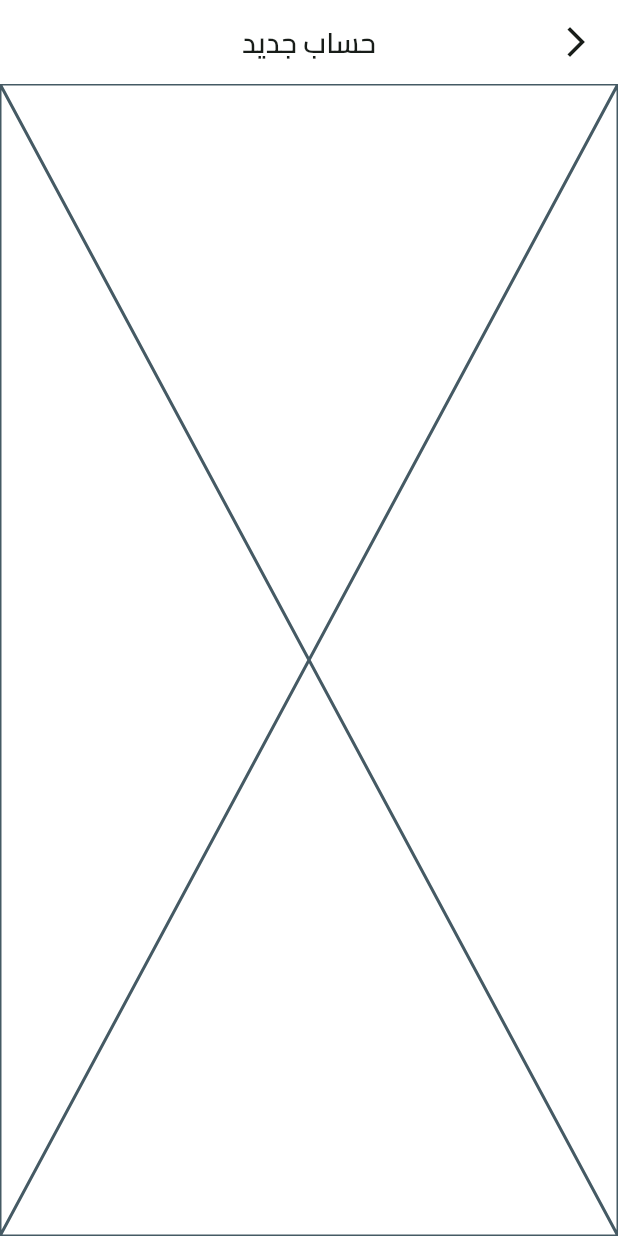
After one commit to AmrElzohairy/fruitsHub, a Flutter app: the SignUpView screen opened by its route, on a phone screen of 412 x 824 dp. The commit adds this screen. Run offline on Flutter 3.47's test engine with Material 3 defaults, Android fonts, the phone set to English and light mode, and no system bars; our stand-ins replace dots_indicator, flutter_svg, shared_preferences; accounts and stored records are empty.

Commit message:
Add SignUpView and update AppBar to accept dynamic titles
- Added `SignUpView` with its route and basic structure.
- Updated `buildAppBar` to accept a dynamic title parameter.
- Modified `LoginView` to use the updated `buildAppBar` with the title 'تسجيل دخول'.
- Updated `DontHaveAnAccountWidget` to navigate to `SignUpView` when tapped.
- Added `SignUpViewBody` with a placeholder for future implementation.

```diff
--- a/lib/core/helper_functions/on_generate_route.dart
+++ b/lib/core/helper_functions/on_generate_route.dart
@@ -2,12 +2,15 @@ import 'package:flutter/material.dart';
 import 'package:fruits/features/onBoarding/presentation/onboarding_view.dart';
 
 import '../../features/auth/presentation/ui/login_view.dart';
+import '../../features/auth/presentation/ui/sign_up_view.dart';
 import '../../features/splash/presentation/ui/splash_view.dart';
 
 Route<dynamic> onGenerateRoute(RouteSettings settings) {
   switch (settings.name) {
     case SplashView.routeName:
       return MaterialPageRoute(builder: (context) => const SplashView());
+      case SignUpView.routeName:
+      return MaterialPageRoute(builder: (context) => const SignUpView());
     case OnBoardingView.routeName:
       return MaterialPageRoute(builder: (context) => const OnBoardingView());
     case LoginView.routeName:
--- a/lib/core/widgets/custom_app_bar.dart
+++ b/lib/core/widgets/custom_app_bar.dart
@@ -1,7 +1,7 @@
 import 'package:flutter/material.dart';
 import 'package:fruits/core/utils/app_text_styles.dart';
 
-AppBar buildAppBar(BuildContext context) {
+AppBar buildAppBar(BuildContext context, String title) {
   return AppBar(
     centerTitle: true,
     backgroundColor: Colors.white,
@@ -10,8 +10,8 @@ AppBar buildAppBar(BuildContext context) {
           Navigator.pop(context);
         },
         child: const Icon(Icons.arrow_back_ios_new)),
-      title: const Text(
-        'تسجيل دخول',
+    title: Text(
+      title,
       style: TextStyles.bold19,
     ),
   );
--- a/lib/features/auth/presentation/ui/login_view.dart
+++ b/lib/features/auth/presentation/ui/login_view.dart
@@ -10,10 +10,8 @@ class LoginView extends StatelessWidget {
   @override
   Widget build(BuildContext context) {
     return Scaffold(
-      appBar: buildAppBar(context),
+      appBar: buildAppBar(context , 'تسجيل دخول'),
       body: const LoginViewBody(),
     );
   }
-
-
 }
--- /dev/null
+++ b/lib/features/auth/presentation/ui/sign_up_view.dart
@@ -0,0 +1,16 @@
+import 'package:flutter/material.dart';
+import 'package:fruits/core/widgets/custom_app_bar.dart';
+import 'package:fruits/features/auth/presentation/ui/widgets/sign_up_view_body.dart';
+
+class SignUpView extends StatelessWidget {
+  const SignUpView({super.key});
+  static const routeName = 'signUpView';
+
+  @override
+  Widget build(BuildContext context) {
+    return  Scaffold(
+      appBar: buildAppBar( context ,  "حساب جديد"),
+      body: const SignUpViewBody(),
+    );
+  }
+}
--- /dev/null
+++ b/lib/features/auth/presentation/ui/widgets/sign_up_view_body.dart
@@ -0,0 +1,10 @@
+import 'package:flutter/material.dart';
+
+class SignUpViewBody extends StatelessWidget {
+  const SignUpViewBody({super.key});
+
+  @override
+  Widget build(BuildContext context) {
+    return const Placeholder();
+  }
+}
```
Also changed, not shown: lib/features/auth/presentation/ui/widgets/dont_have_an_account.dart (+9 -3 lines). Lines whose indentation alone changed are shown as unchanged.
